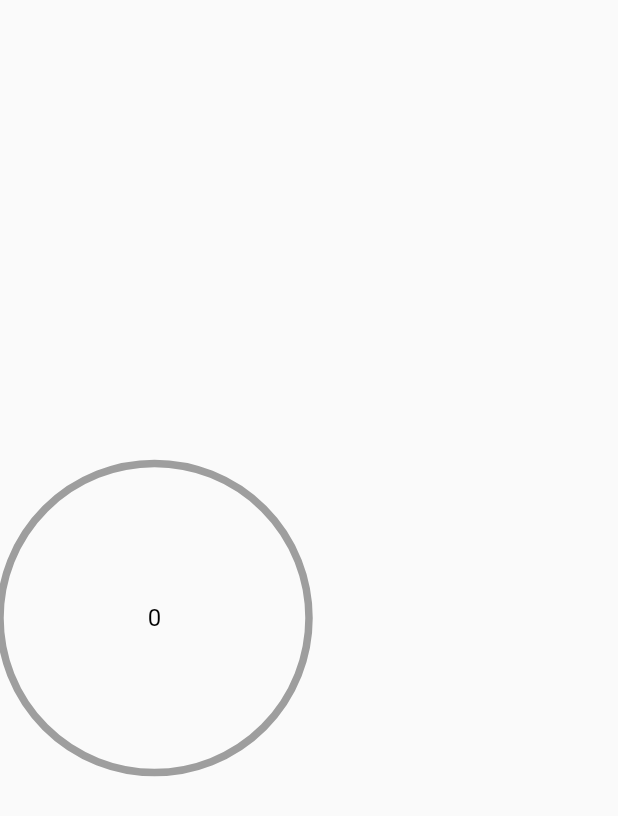
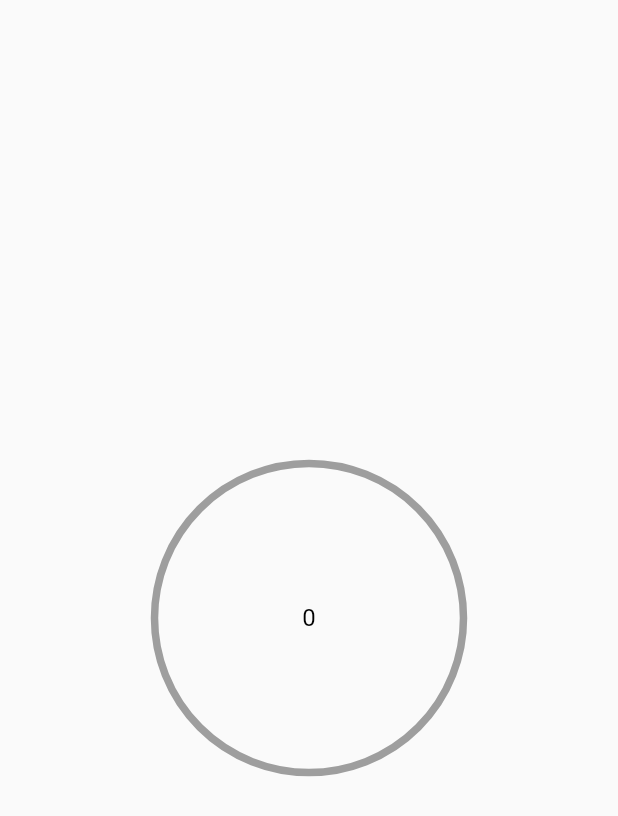
Before and after one commit to Drom0s137/remember_app, a Flutter app: the FocusScreen screen opened directly, on a phone screen of 412 x 824 dp. Shown: the top 816 px of the screen. Run offline on Flutter 3.47's test engine with Material 2 defaults, Android fonts, the phone set to English and light mode, and no system bars; drawn by our look-alikes of circular_countdown_timer; our stand-ins replace google_nav_bar, line_icons, timelines; missing offline and left inert: flutter_clean_calendar.

Commit message:
Update focus.dart

```diff
--- a/lib/focus/focus.dart
+++ b/lib/focus/focus.dart
@@ -14,11 +14,15 @@ class _FocusScreenState extends State<FocusScreen> {
     // );
     return Scaffold(
       body: SafeArea(
+        child: Container(
+          height: double.infinity,
+          width: double.infinity,
           child: Column(
             crossAxisAlignment: CrossAxisAlignment.center,
             mainAxisAlignment: MainAxisAlignment.center,
             children: [
               CircularCountDownTimer(
+                autoStart: false,
                 width: MediaQuery.of(context).size.width / 2,
                 height: MediaQuery.of(context).size.height / 2,
                 duration: 10,
@@ -28,6 +32,7 @@ class _FocusScreenState extends State<FocusScreen> {
             ],
           ),
         ),
+      ),
     );
   }
 }
```
Lines whose indentation alone changed are shown as unchanged.
